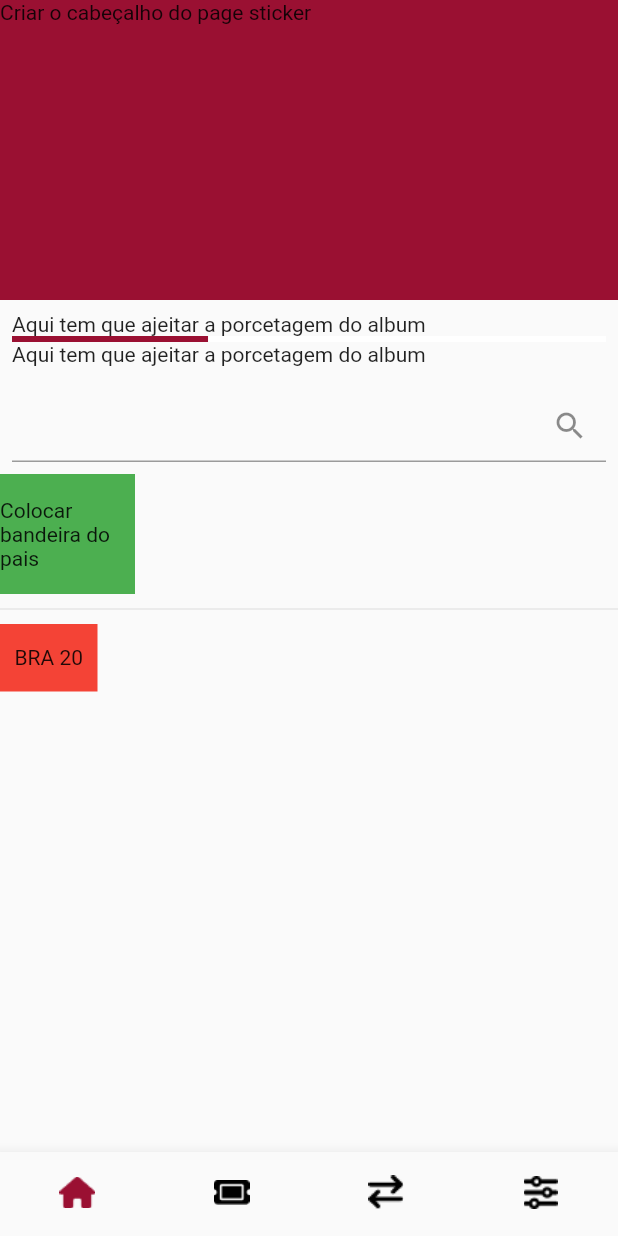
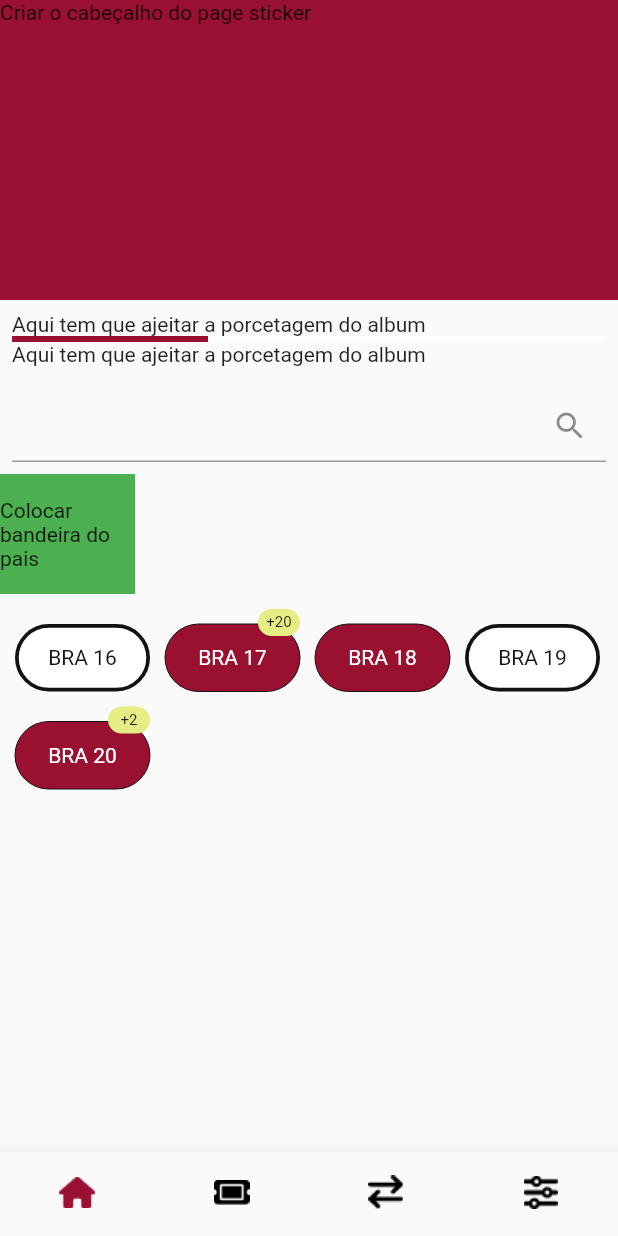
Before and after one commit to nataly-enne/sticker-swap, a Flutter app: the screen it shows after launch, on a phone screen of 412 x 824 dp. Run offline on Flutter 3.47's test engine with Material 2 defaults, Android fonts, the phone set to English and light mode, and no system bars; our stand-ins replace dio, flutter_dotenv, flutter_modular, rxdart.

Commit message:
Adição de element_figure

```diff
--- a/client/lib/main.dart
+++ b/client/lib/main.dart
@@ -5,6 +5,6 @@ import 'package:sticker_swap_client/src/app.dart';
 import 'package:sticker_swap_client/src/app_module.dart';
 
 void main() async{
-  await dotenv.load(fileName: ".env");
+  //await dotenv.load(fileName: ".env");
   runApp(ModularApp(module: AppModule(), child: App(),));
 }
--- a/client/lib/src/modules/home/presenter/home_screen.dart
+++ b/client/lib/src/modules/home/presenter/home_screen.dart
@@ -24,7 +24,7 @@ class _HomeScreenState extends ModularState<HomeScreen, HomeBloc> {
   @override
   Widget build(BuildContext context) {
     return AnnotatedRegion<SystemUiOverlayStyle>(
-        value: SystemUiOverlayStyle(statusBarColor: const Color(0xff9A1032)),
+        value: const SystemUiOverlayStyle(statusBarColor: Color(0xff9A1032)),
         child: StreamBuilder<int>(
             initialData: 0,
             stream: controller.getIndexTela,
--- a/client/lib/src/modules/sticker/presenter/sticker_bloc.dart
+++ b/client/lib/src/modules/sticker/presenter/sticker_bloc.dart
@@ -14,8 +14,12 @@ class StickerBloc{
 
   void selectGroup(StickerGroup group){}
 
-  void addSticker(Sticker sticker){}
-  void removeSticker(Sticker sticker){}
+  void addSticker(Sticker sticker){
+    print("Adicionou");
+  }
+  void removeSticker(Sticker sticker){
+    print("Removeu");
+  }
 
 
   void dispose(){
--- a/client/lib/src/modules/sticker/presenter/sticker_screen.dart
+++ b/client/lib/src/modules/sticker/presenter/sticker_screen.dart
@@ -54,16 +54,39 @@ class _StickerScreenState extends ModularState<StickerScreen, StickerBloc> {
             ],
           ),
 
-          Divider(height: 20,),
-
-          Row(
+          Padding(
+            padding: const EdgeInsets.symmetric( horizontal: 5.0, vertical: 10),
+            child: Wrap(
+              direction: Axis.horizontal,
+              alignment: WrapAlignment.start,
               children: [
                 ElementSticker(
-                sticker: Sticker(id: 0, text: "BRA 20", idGroup: 0, quantity: 1),
+                  sticker: Sticker(id: 0, text: "BRA 16", idGroup: 0, quantity: 0),
+                  addSticker: controller.addSticker,
+                  removeSticker: controller.removeSticker,
+                ),
+                ElementSticker(
+                  sticker: Sticker(id: 0, text: "BRA 17", idGroup: 0, quantity: 20),
+                  addSticker: controller.addSticker,
+                  removeSticker: controller.removeSticker,
+                ),
+                ElementSticker(
+                  sticker: Sticker(id: 0, text: "BRA 18", idGroup: 0, quantity: 1),
+                  addSticker: controller.addSticker,
+                  removeSticker: controller.removeSticker,
+                ),
+                ElementSticker(
+                  sticker: Sticker(id: 0, text: "BRA 19", idGroup: 0, quantity: 0),
+                  addSticker: controller.addSticker,
+                  removeSticker: controller.removeSticker,
+                ),
+                ElementSticker(
+                  sticker: Sticker(id: 0, text: "BRA 20", idGroup: 0, quantity: 2),
                   addSticker: controller.addSticker,
                   removeSticker: controller.removeSticker,
                 )
               ],
+            ),
           ),
         ],
       ),
--- a/client/lib/src/modules/sticker/presenter/widgets/element_sticker.dart
+++ b/client/lib/src/modules/sticker/presenter/widgets/element_sticker.dart
@@ -15,11 +15,60 @@ class ElementSticker extends StatelessWidget {
 
   @override
   Widget build(BuildContext context) {
-    return Container(
-      width: 65,
-      height: 45,
-      color: Colors.red,
-      child: Center(child: Text(sticker.text),),
+    return SizedBox(
+      height: 65,
+      width: 100,
+
+      child: Stack(
+        alignment: Alignment.topRight,
+        children: [
+          Padding(
+            padding: const EdgeInsets.symmetric(vertical: 10, horizontal: 5),
+            child: Ink(
+              width: 90,
+              height: 45,
+              decoration: BoxDecoration(
+                  color: sticker.quantity == 0 ? Colors.white : const Color(0xff9A1031),
+                  border: Border.all(
+                    color: const Color(0xff131213),
+                    width: sticker.quantity == 0 ? 2.5 : 0,
+                  ),
+                borderRadius: const BorderRadius.all(Radius.circular(25))
+              ),
+              child: InkWell(
+                onTap: ()=> addSticker(sticker),
+                onLongPress: ()=> removeSticker(sticker),
+                borderRadius: const BorderRadius.all(Radius.circular(25)),
+
+                child: Center(
+                  child: Text(
+                    sticker.text,
+                    style: TextStyle(
+                      color: sticker.quantity == 0 ? const Color(0xff131213) : Colors.white
+                    ),
+                  ),
+                ),
+              ),
+            ),
+          ),
+
+          if(sticker.quantity > 1)
+            Container(
+              width: 28,
+              height: 18,
+              alignment: Alignment.center,
+              decoration: const BoxDecoration(
+                  color: Color(0xffE5ED84),
+                  borderRadius: BorderRadius.all(Radius.circular(25))
+              ),
+              margin: const EdgeInsets.only(right: 5),
+              child: Text(
+                "+${sticker.quantity}",
+                style: const TextStyle(fontSize: 10),
+              ),
+            ),
+        ],
+      ),
     );
   }
 }
--- a/client/pubspec.yaml
+++ b/client/pubspec.yaml
@@ -36,4 +36,4 @@ flutter:
 
   assets:
     - assets/images/
-    - .env
+    #- .env
```
Also changed, not shown: 1 other file. Lines whose indentation alone changed are shown as unchanged.
